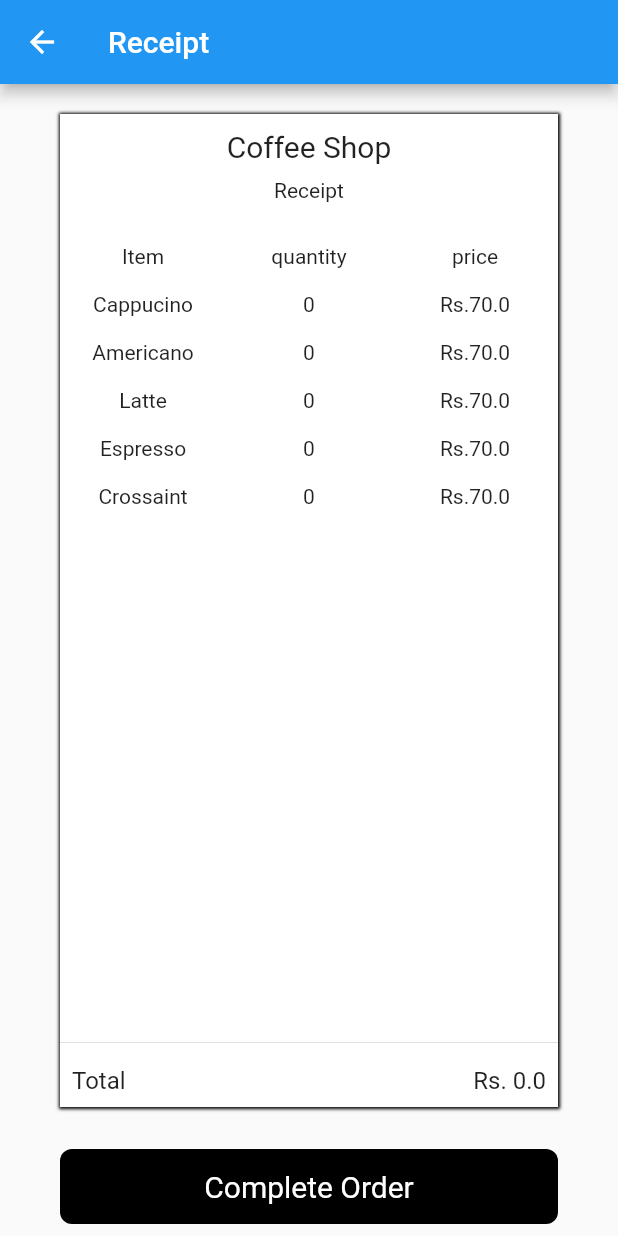
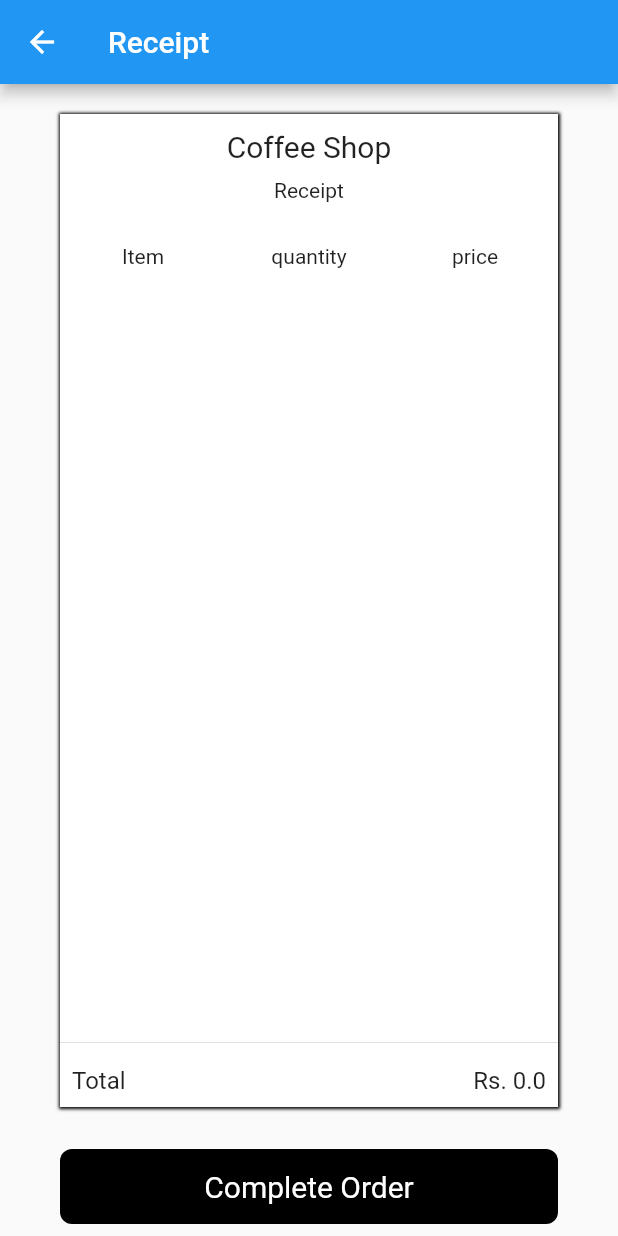
Before and after one commit to 123Vind/coffeeshop, a Flutter app: the ReceiptScreen screen opened by its route, on a phone screen of 412 x 824 dp. Run offline on Flutter 3.47's test engine with Material 2 defaults, Android fonts, the phone set to English and light mode, and no system bars; network calls fail.

Commit message:
change receipt page

```diff
--- a/lib/provider/items.dart
+++ b/lib/provider/items.dart
@@ -38,12 +38,16 @@ void changequantity(int index,int value){
 
 }
 
+List<Items> showreceipt(){
+  return itemList.where((e) =>e.quantity>0 ).toList();
+}
+
 void clear(){
   totalAmounts = 0.0;
   for(int i = 0;i<itemList.length;i++){
     itemList[i].quantity = 0;
   }
-
+notifyListeners();
 
 }
 
--- a/lib/screens/receipt.dart
+++ b/lib/screens/receipt.dart
@@ -1,5 +1,4 @@
 import 'package:coffeeshop/provider/items.dart';
-import 'package:coffeeshop/screens/homescreen.dart';
 import 'package:flutter/material.dart';
 import 'package:provider/provider.dart';
 
@@ -51,7 +50,7 @@ class ReceiptScreen extends StatelessWidget {
                   ),
              Expanded(child: ListView(
 
-               children: itemlist.map((e) => Row(
+               children: itemprovider.showreceipt().map((e) => Row(
                  crossAxisAlignment: CrossAxisAlignment.start,
                  children: [
                    itemnames(name: e.itemName),
```
